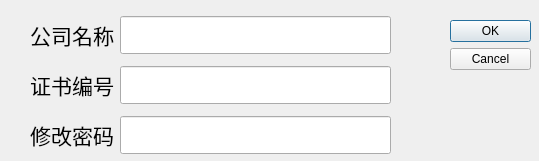
Old version of the form config.ui in the repository chaidk/ErrorCalibration.
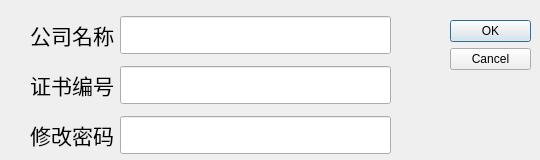
New version of the form. Icons and pictures are not drawn.

```diff
--- a/config.ui
+++ b/config.ui
@@ -6,10 +6,28 @@
    <rect>
     <x>0</x>
     <y>0</y>
-    <width>539</width>
-    <height>161</height>
+    <width>540</width>
+    <height>160</height>
    </rect>
   </property>
+  <property name="sizePolicy">
+   <sizepolicy hsizetype="Fixed" vsizetype="Fixed">
+    <horstretch>0</horstretch>
+    <verstretch>0</verstretch>
+   </sizepolicy>
+  </property>
+  <property name="minimumSize">
+   <size>
+    <width>540</width>
+    <height>160</height>
+   </size>
+  </property>
+  <property name="maximumSize">
+   <size>
+    <width>540</width>
+    <height>160</height>
+   </size>
+  </property>
   <property name="windowTitle">
    <string>Dialog</string>
   </property>
```
Left out of the diff: 8 changed lines with no effect on the pictures.
